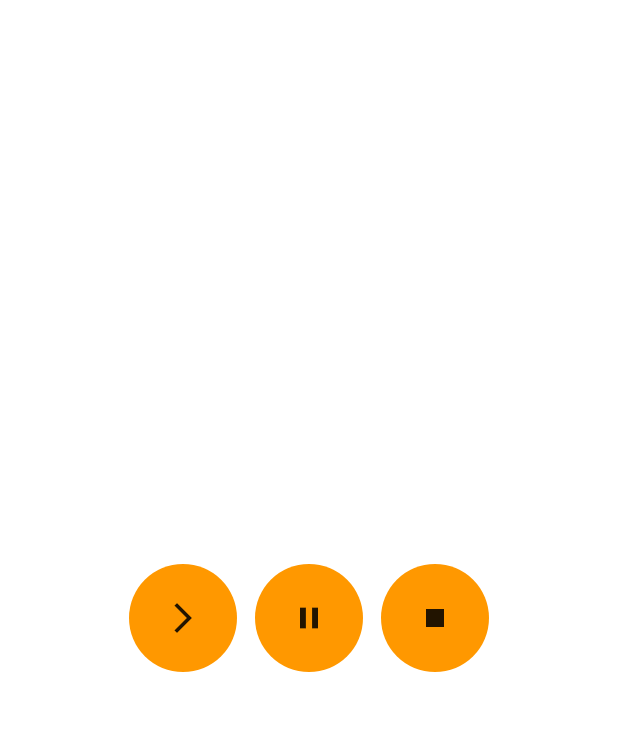
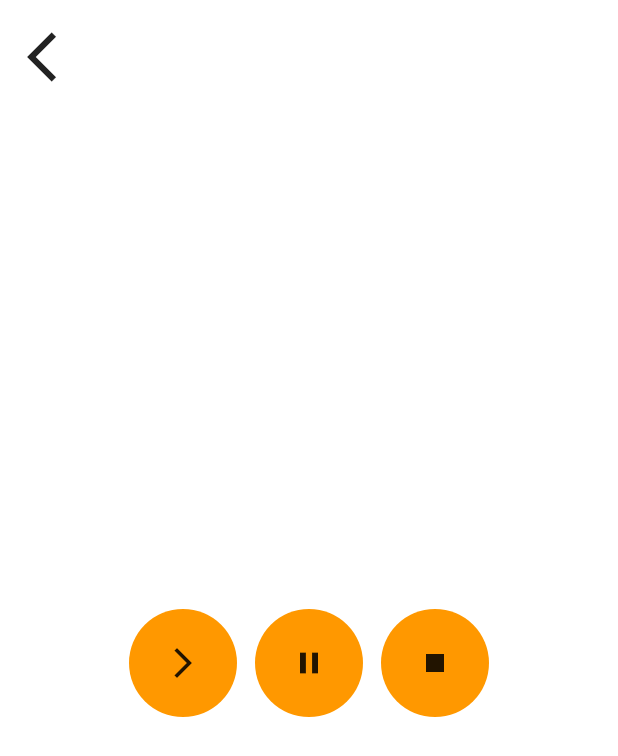
Before and after one commit to hlee748/snowrun, a Flutter app: the RecordPage screen opened by its route, on a phone screen of 412 x 824 dp. Shown: the top 756 px of the screen. Run offline on Flutter 3.47's test engine with Material 2 defaults, Android fonts, the phone set to English and light mode, and no system bars; our stand-ins replace auto_route, bloc, dartz, device_info_plus, firebase_analytics, firebase_core and 13 more; missing offline and left inert: flutter_background_service, version; accounts and stored records are empty; statements that could not run were skipped.

Commit message:
record 페이지 backbutton 추가

```diff
--- a/lib/presentation/record/record_page.dart
+++ b/lib/presentation/record/record_page.dart
@@ -1,6 +1,7 @@
 // Flutter imports:
 import 'dart:async';
 
+import 'package:auto_route/auto_route.dart';
 import 'package:flutter/material.dart';
 import 'package:flutter_bloc/flutter_bloc.dart';
 import 'package:snowrun/application/record/record_bloc.dart';
@@ -55,6 +56,16 @@ class RecordState extends State<RecordPage> {
     localStore.testHiveData("test");
     return Scaffold(
       body: SafeArea(
+        child: Column(
+          crossAxisAlignment: CrossAxisAlignment.start,
+          children: [
+            IconButton(
+                onPressed: (){
+                    context.popRoute();
+                },
+                padding: const EdgeInsets.all(18),
+                icon: const Icon(Icons.arrow_back_ios, size: 40,)),
+            Expanded(
               child: Center(
                 child: Row(mainAxisAlignment: MainAxisAlignment.center, children: [
                   Container(
@@ -97,6 +108,9 @@ class RecordState extends State<RecordPage> {
                     ),
                   ),
                 ]),
+              ),
+            ),
+          ],
         ),
       ),
     );
--- a/pubspec.yaml
+++ b/pubspec.yaml
@@ -63,6 +63,7 @@ dependencies:
   version: ^3.0.2
   package_info_plus: ^3.0.3
   extended_image: ^7.0.2
+  cloud_firestore: ^4.4.3
 
 dev_dependencies:
   flutter_test:
```
Also changed, not shown: pubspec.lock. Lines whose indentation alone changed are shown as unchanged.
